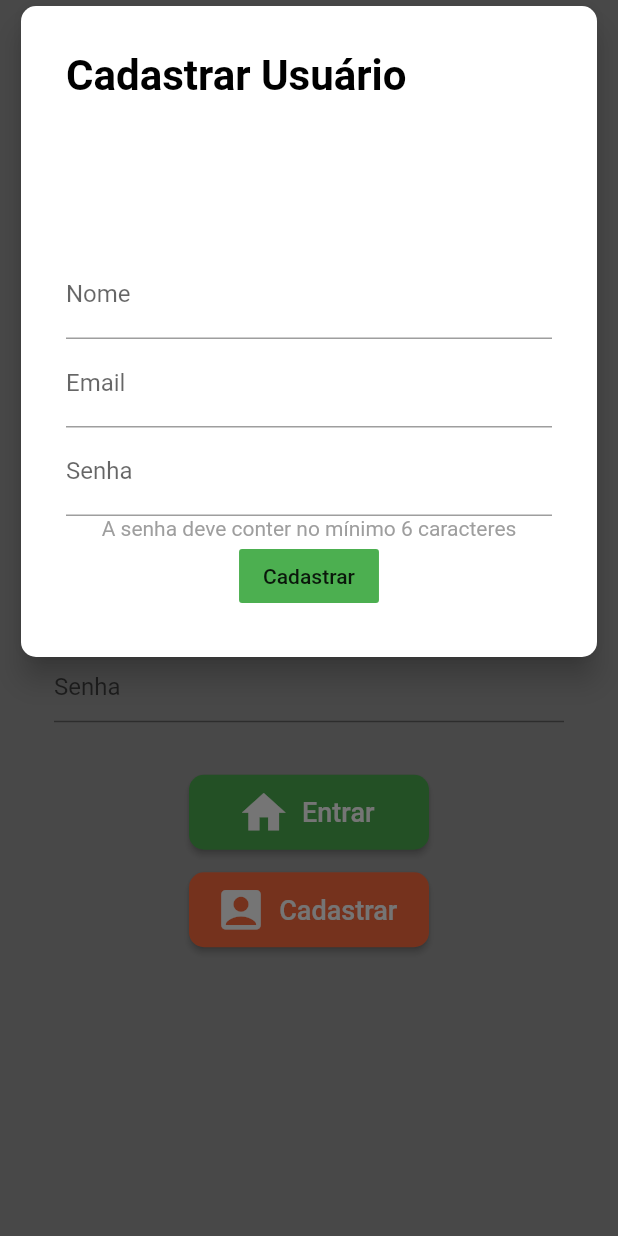
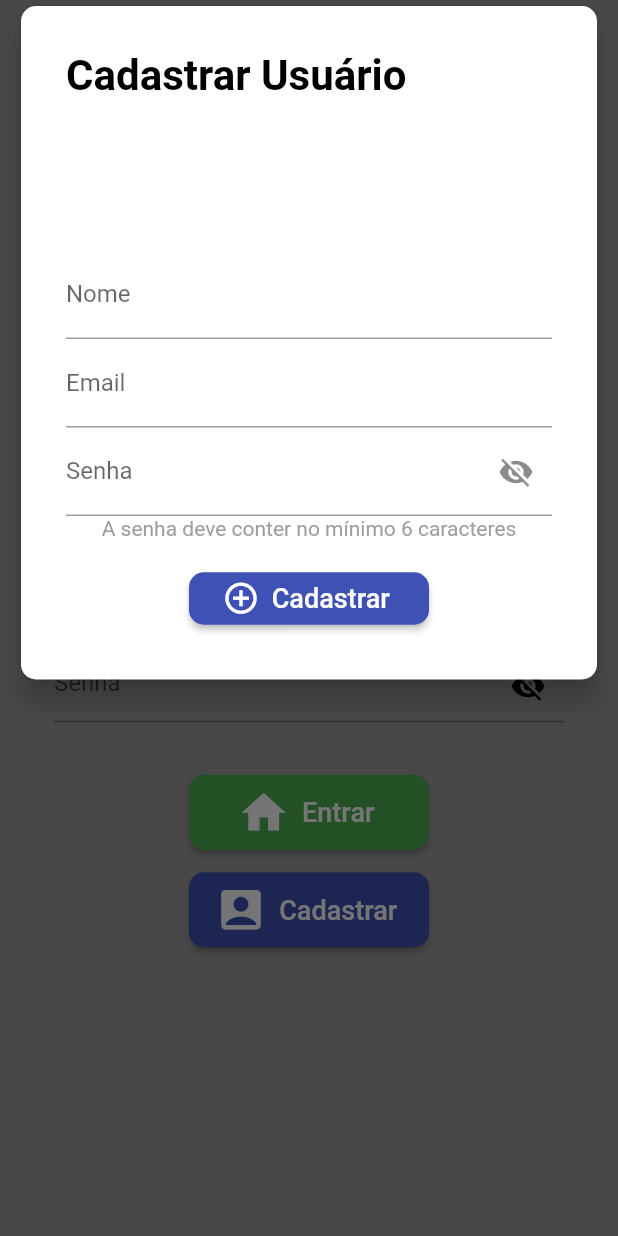
Before and after one commit to luismallmann/carfuel, a Flutter app: the screen it shows after launch, after a tap on "Cadastrar", on a phone screen of 412 x 824 dp. Run offline on Flutter 3.47's test engine with Material 2 defaults, Android fonts, the phone set to English and light mode, and no system bars; our stand-ins replace datetime_picker_formfield, splashscreen, sqflite; accounts and stored records are empty.

Commit message:
ajustes gerais

```diff
--- a/lib/addUsuario.dart
+++ b/lib/addUsuario.dart
@@ -12,6 +12,7 @@ class _CadastrarUsuarioState extends State<CadastrarUsuario> {
   String _nome = "";
   String _email = "";
   String _senha = "";
+  bool senhaVisivel = false;
 
   final dadosCadastro = new GlobalKey<FormState>();
 
@@ -40,6 +41,7 @@ class _CadastrarUsuarioState extends State<CadastrarUsuario> {
       }
     }
   }
+
   @override
   Widget build(BuildContext context) {
     return Form(
@@ -74,35 +76,59 @@ class _CadastrarUsuarioState extends State<CadastrarUsuario> {
                         height: 100,
                       ),
                       TextFormField(
-                        onSaved: (valor) => _nome = valor,
+                        onSaved: (valor) => _nome = valor.trim(),
                         decoration: InputDecoration(
                             labelText: "Nome",
                             hasFloatingPlaceholder: true
                         ),
                       ),
                       TextFormField(
-                        onSaved: (valor) => _email = valor,
+                        onSaved: (valor) => _email = valor.trim(),
+                        keyboardType: TextInputType.emailAddress,
                         decoration: InputDecoration(
                             labelText: "Email",
                             hasFloatingPlaceholder: true
                         ),
                       ),
                       TextFormField(
-                        onSaved: (valor) => _senha = valor,
+                        onSaved: (valor) => _senha = valor.trim(),
+                        obscureText: senhaVisivel,
                         decoration: InputDecoration(
                             labelText: "Senha",
-                            hasFloatingPlaceholder: true
+                            hasFloatingPlaceholder: true,
+                          suffixIcon: IconButton(
+                            icon: Icon(
+                                senhaVisivel ? Icons.visibility : Icons.visibility_off
+                            ),
+                            onPressed: (){
+                              setState(() {
+                                senhaVisivel ? senhaVisivel = false : senhaVisivel = true;
+                              });
+                            },
+                          ),
                         ),
                       ),
                       Text(
                         "A senha deve conter no mínimo 6 caracteres",
                         style: TextStyle(color: Colors.grey),
                       ),
-                      FlatButton(
-                        color: Colors.green,
-                        child: Text('Cadastrar'),
-                        onPressed: _adicionarUsuario,
-                      )
+                      SizedBox(
+                        height: 15,
+                      ),
+                      ButtonTheme(
+                  minWidth: 160,
+                  height: 35,
+                  child: RaisedButton.icon(
+                    onPressed: _adicionarUsuario,
+                    textColor: Colors.white,
+                    color: Colors.indigo,
+                    shape: RoundedRectangleBorder(
+                      borderRadius: BorderRadius.all(Radius.circular(10.0)),
+                    ),
+                    icon: Icon(Icons.add_circle_outline, size: 25,),
+                    label: Text('Cadastrar', style: TextStyle(fontSize: 18)),
+                  ),
+                      ),
                     ],
                   ),
                 ),
--- a/lib/login.dart
+++ b/lib/login.dart
@@ -23,6 +23,7 @@ class _loginpageState extends State<loginpage> {
   String _password = "";
   final formLogin = new GlobalKey<FormState>();
   var base = DatabaseHelper();
+  bool senhaVisivel = false;
 
   void _validarLogin() async{
     final form = formLogin.currentState;
@@ -53,9 +54,10 @@ class _loginpageState extends State<loginpage> {
   @override
   Widget build(BuildContext context) {
     final emailField = TextFormField(
-      onSaved: (valor) => _email = valor,
+      keyboardType: TextInputType.emailAddress,
+      onSaved: (valor) => _email = valor.trim(),
       validator: (valor){
-        return valor.length < 10 ? 'O Campo Usuário deve possuir mais que 10 caracteres' : null;
+        return valor.length < 10 ? 'O Email deve possuir mais que 10 caracteres' : null;
       },
       decoration: InputDecoration(
         hintText: 'Email',
@@ -63,12 +65,23 @@ class _loginpageState extends State<loginpage> {
     );
 
     final passwordField = TextFormField(
-      onSaved: (valor) => _password = valor,
+      onSaved: (valor) => _password = valor.trim(),
+      obscureText: senhaVisivel,
       validator: (valor){
-        return valor.length < 6 ? 'O Campo Senha deve possuir mais que 6 caracteres' : null;
+        return valor.length < 6 ? 'A Senha deve possuir mais que 6 caracteres' : null;
       },
       decoration: InputDecoration(
         hintText: 'Senha',
+          suffixIcon: IconButton(
+            icon: Icon(
+                senhaVisivel ? Icons.visibility : Icons.visibility_off, color: Colors.black,
+            ),
+            onPressed: (){
+              setState(() {
+                senhaVisivel ? senhaVisivel = false : senhaVisivel = true;
+              });
+            },
+          )
       ),
     );
 
@@ -138,7 +151,7 @@ class _loginpageState extends State<loginpage> {
                       child: RaisedButton.icon(
                         onPressed: () => showDialog(context: context, builder: (context) => CadastrarUsuario()),
                         textColor: Colors.white,
-                        color: Colors.deepOrangeAccent,
+                        color: Colors.indigo,
                         shape: RoundedRectangleBorder(
                           borderRadius: BorderRadius.all(Radius.circular(10.0)),
                         ),
--- a/pubspec.yaml
+++ b/pubspec.yaml
@@ -37,11 +37,11 @@ dependencies:
 dev_dependencies:
   flutter_test:
     sdk: flutter
-  flutter_launcher_icons:
+  flutter_launcher_icons: "^0.7.0"
 
 flutter_icons:
   image_path: "assets/img/icon.png"
-  Android: true
+  android: true
   ios: true
 
 # For information on the generic Dart part of this file, see the
```
Also changed, not shown: lib/addAbastecimento.dart (+17 -1 lines), lib/addCarro.dart (+17 -2 lines), lib/home.dart (+0 -7 lines), 6 other files.
